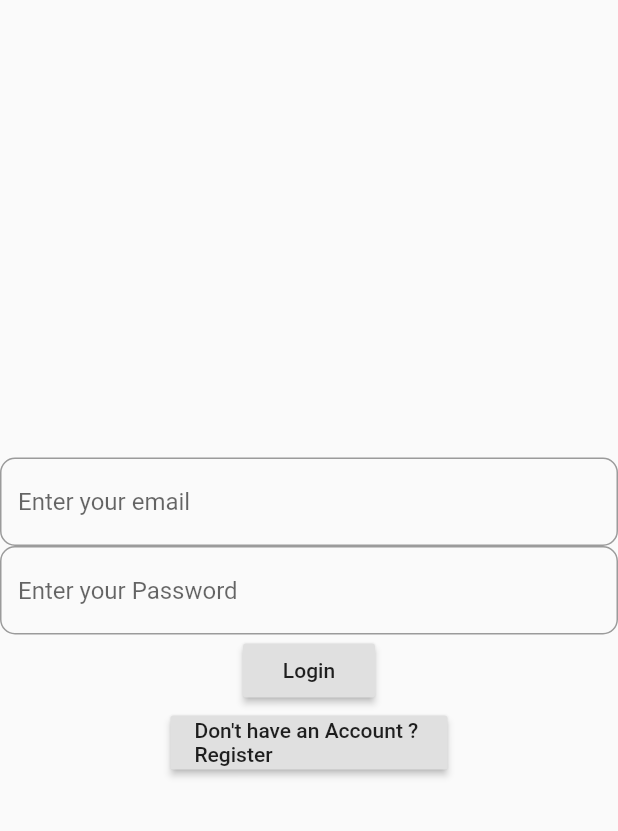
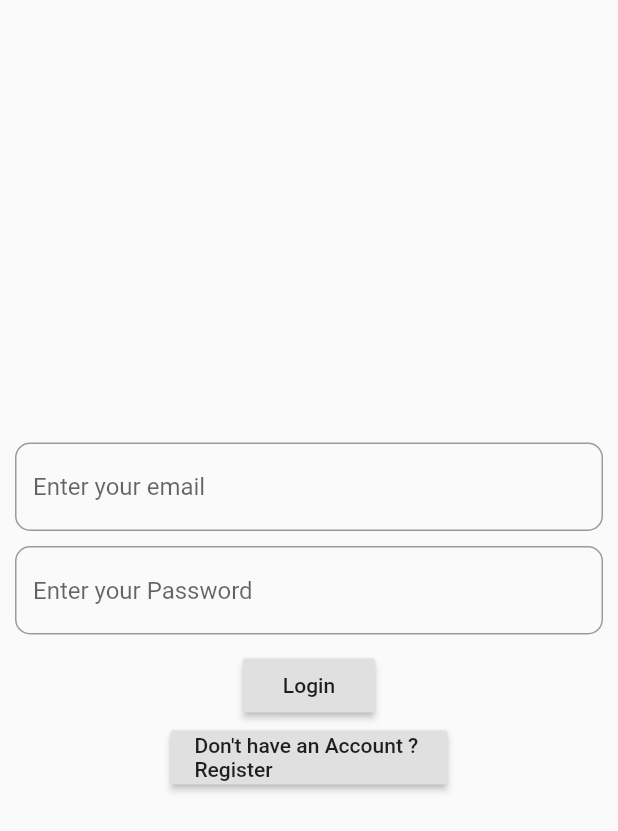
Before and after one commit to Kashish-Manandhar/brainants_todoapp, a Flutter app: the screen it shows after launch, on a phone screen of 412 x 824 dp. Shown: the top 831 px of the screen. Run offline on Flutter 3.47's test engine with Material 2 defaults, Android fonts, the phone set to English and light mode, and no system bars; our stand-ins replace cloud_firestore, firebase_auth, firebase_core; accounts and stored records are empty.

Commit message:
Final ui changed

```diff
--- a/lib/ui/Login.dart
+++ b/lib/ui/Login.dart
@@ -22,7 +22,9 @@ class _LoginState extends State<Login> {
   }
   @override
   Widget build(BuildContext context) {
-    return Form(
+    return Container(
+      margin: EdgeInsets.only(left: 10,right:10),
+      child: Form(
         key: _key,
         child: Column(
           mainAxisAlignment: MainAxisAlignment.center,
@@ -41,6 +43,7 @@ class _LoginState extends State<Login> {
                 });
               },
             ),
+            SizedBox(height: 10,),
             TextFormField(
               obscureText: true,
               decoration: InputDecoration(
@@ -56,6 +59,7 @@ class _LoginState extends State<Login> {
                 });
               },
             ),
+            SizedBox(height: 10,),
             RaisedButton(onPressed: () async{
               if(_key.currentState.validate())
                 {
@@ -83,6 +87,7 @@ class _LoginState extends State<Login> {
           ],
         ),
 
+      ),
     );
   }
 }
```
Lines whose indentation alone changed are shown as unchanged.
